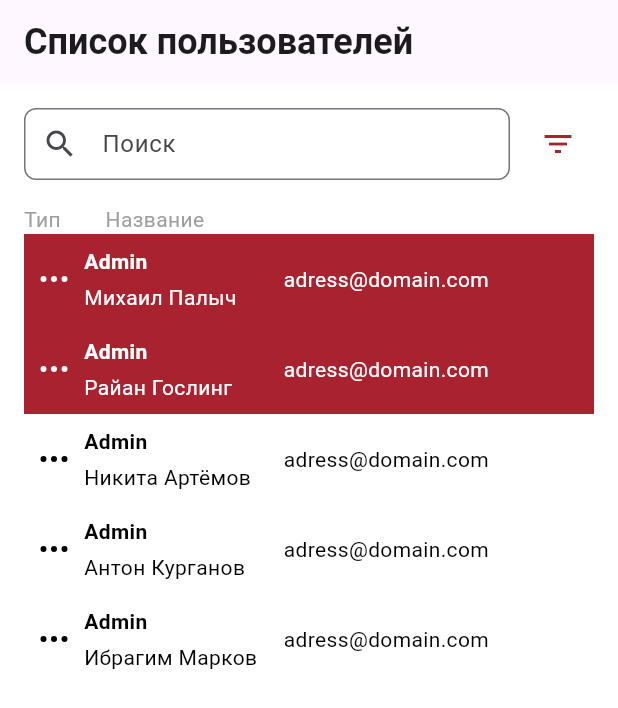
After one commit to kostiausolicev/hackathon_baggins_mobile, a Flutter app: the AdminPageViewScreen screen opened directly, swiped to page 3, on a phone screen of 412 x 824 dp. The commit adds this screen. Shown: the top 708 px of the screen. Run offline on Flutter 3.47's test engine with Material 3 defaults, Android fonts, the phone set to English and light mode, and no system bars; our stand-ins replace flutter_svg.

Commit message:
Update ViewUsers Add mainAdmin Add ProfileUser Add Horizontal scroll in admin

```diff
--- /dev/null
+++ b/lib/admin/ViewUsers.dart
@@ -0,0 +1,163 @@
+import 'package:flutter/material.dart';
+import 'package:flutter_svg/flutter_svg.dart';
+import 'ProfileUser.dart';
+
+class ViewUsers extends StatelessWidget {
+  final PageController AdminPageController;
+
+  ViewUsers({required this.AdminPageController});
+
+  @override
+  Widget build(BuildContext context) {
+    return Scaffold(
+      appBar: AppBar(
+        title: Text(
+          'Список пользователей',
+          style: TextStyle(fontSize: 24, fontWeight: FontWeight.bold),
+        ),
+        elevation: 0,
+      ),
+      backgroundColor: Colors.white,
+      // КОНТЕЙНЕР С ФАЙЛАМИ
+      body: Column(
+        children: [
+          // TODO: Тут кнопка поиска нужно прикрутить поиск файлов в контейнере по введённым символам
+          Padding(
+            padding: const EdgeInsets.all(16.0),
+            child: Row(
+              children: [
+                Expanded(
+                  child: TextField(
+                    decoration: InputDecoration(
+                      hintText: 'Поиск',
+                      prefixIcon: Icon(Icons.search),
+                      border: OutlineInputBorder(
+                        borderRadius: BorderRadius.circular(8.0),
+                        borderSide: BorderSide(color: Color(0xFFE4E4E4), width: 1.0),
+                      ),
+                      filled: false,
+                      contentPadding: EdgeInsets.symmetric(vertical: 0),
+                    ),
+                  ),
+                ),
+                SizedBox(width: 8),
+                // TODO: Тут кнопка фильтра, если успеем
+                IconButton(
+                  icon: Icon(Icons.filter_list),
+                  onPressed: () {},
+                  color: Color(0xFFA82230),
+                ),
+              ],
+            ),
+          ),
+          Padding(
+            padding: const EdgeInsets.symmetric(horizontal: 16.0),
+            child: Row(
+              children: [
+                Expanded(
+                  child: Text(
+                    'Тип',
+                    style: TextStyle(color: Colors.grey),
+                  ),
+                ),
+                Expanded(
+                  flex: 6,
+                  child: Text(
+                    'Название',
+                    style: TextStyle(color: Colors.grey),
+                  ),
+                ),
+              ],
+            ),
+          ),
+
+          // TODO: Тут пользователи. Нужно считывать нажатия на них.
+          // По идее при нажатии на пользователя мы должны его открыть.
+          // Пока что мы ссылаемся через Navigator на статическую страницу Зrofile
+          Expanded(
+            child: ListView(
+              children: [
+                UserItem(AdminPageController: AdminPageController, name: 'Михаил Палыч', role: 'Admin', email: 'adress@domain.com', color: Color(0xFFA82230)),
+                UserItem(AdminPageController: AdminPageController, name: 'Райан Гослинг', role: 'Admin', email: 'adress@domain.com', color: Color(0xFFA82230)),
+                UserItem(AdminPageController: AdminPageController, name: 'Никита Артёмов', role: 'Admin', email: 'adress@domain.com'),
+                UserItem(AdminPageController: AdminPageController, name: 'Антон Курганов', role: 'Admin', email: 'adress@domain.com'),
+                UserItem(AdminPageController: AdminPageController, name: 'Ибрагим Марков', role: 'Admin', email: 'adress@domain.com'),
+              ],
+            ),
+          ),
+        ],
+      ),
+    );
+  }
+}
+
+class UserItem extends StatelessWidget {
+  final PageController AdminPageController;
+  final String name;
+  final String role;
+  final String email;
+  final Color color; // Новый параметр для цвета фона
+
+  UserItem({
+    required this.AdminPageController,
+    required this.name,
+    required this.role,
+    required this.email,
+    this.color = Colors.white, // Значение по умолчанию
+  });
+
+  @override
+  Widget build(BuildContext context) {
+    // Определение цвета текста в зависимости от цвета фона
+    Color textColor = color == Colors.white ? Colors.black : Colors.white;
+
+    return Padding(
+      padding: const EdgeInsets.symmetric(horizontal: 16.0),
+      child: Container(
+        color: color, // Установка цвета фона
+        padding: const EdgeInsets.all(8.0),
+        child: Row(
+          mainAxisAlignment: MainAxisAlignment.spaceBetween,
+          children: [
+            // TODO: тут надо считать нажатие на кнопку и перекинуть на пользователя
+            GestureDetector(
+              onTap: () {
+                Navigator.push(
+                  context,
+                  MaterialPageRoute(builder: (context) => ProfileUser(AdminPageController: AdminPageController)),
+                );
+              },
+              child: SizedBox(
+                width: 24,
+                height: 24,
+                child: SvgPicture.asset(
+                  'assets/images/three_dots_icon.svg',
+                  color: textColor,
+                ),
+              ),
+            ),
+            SizedBox(width: 8),
+            Container(
+              width: 125,
+              child: Column(
+                crossAxisAlignment: CrossAxisAlignment.start,
+                children: [
+                  Text(
+                    role,
+                    style: TextStyle(fontWeight: FontWeight.bold, color: textColor),
+                  ),
+                  SizedBox(height: 4),
+                  Text(name, style: TextStyle(color: textColor)),
+                ],
+              ),
+            ),
+            SizedBox(width: 8),
+            Expanded(
+              child: Text(email, style: TextStyle(color: textColor)),
+            ),
+          ],
+        ),
+      ),
+    );
+  }
+}
--- /dev/null
+++ b/lib/admin/mainAdmin.dart
@@ -0,0 +1,48 @@
+import 'package:flutter/material.dart';
+
+import 'ViewRoles.dart';
+import 'CreateRole.dart';
+import 'ViewUsers.dart';
+
+class AdminBagginsDriveApp extends StatelessWidget {
+  @override
+  Widget build(BuildContext context) {
+    return MaterialApp(
+      title: 'Baggins Drive',
+      debugShowCheckedModeBanner: false,
+      theme: ThemeData(
+        primarySwatch: Colors.red,
+      ),
+      home: AdminPageViewScreen(),
+    );
+  }
+}
+
+class AdminPageViewScreen extends StatefulWidget {
+  @override
+  _AdminPageViewScreenState createState() => _AdminPageViewScreenState();
+}
+
+class _AdminPageViewScreenState extends State<AdminPageViewScreen> {
+  PageController _AdminPageController = PageController();
+  int _currentPageIndex = 0;
+
+  @override
+  Widget build(BuildContext context) {
+    return Scaffold(
+      body: PageView(
+        controller: _AdminPageController,
+        onPageChanged: (index) {
+          setState(() {
+            _currentPageIndex = index;
+          });
+        },
+        children: [
+          CreateRole(AdminPageController: _AdminPageController),
+          ViewRoles(AdminPageController: _AdminPageController),
+          ViewUsers(AdminPageController: _AdminPageController),
+        ],
+      ),
+    );
+  }
+}
--- a/lib/main.dart
+++ b/lib/main.dart
@@ -4,6 +4,8 @@ import 'register/SignUpAccFirst.dart';
 import 'register/SignUpAccSecond.dart';
 import 'login/LoginAccFirst.dart';
 import 'login/LoginAccSecond.dart';
+
+import 'admin/mainAdmin.dart';
 
 void main() {
   runApp(BagginsDriveApp());
@@ -19,6 +21,7 @@ class BagginsDriveApp extends StatelessWidget {
         primarySwatch: Colors.red,
       ),
       home: PageViewScreen(),
+      //home: AdminBagginsDriveApp(),
     );
   }
 }
--- a/pubspec.yaml
+++ b/pubspec.yaml
@@ -73,6 +73,7 @@ flutter:
     - assets/images/google_docs_icon.svg
     - assets/images/google_sheets_icon.svg
     - assets/images/presentation_icon.svg
+    - assets/images/three_dots_icon.svg
   #   - images/a_dot_ham.jpeg
 
   # An image asset can refer to one or more resolution-specific "variants", see
```
Also changed, not shown: lib/admin/ChangeRole.dart (added, +17 -0 lines), lib/admin/CreateRole.dart (added, +21 -0 lines), lib/admin/ProfileUser.dart (added, +134 -0 lines), lib/admin/ViewFolderChange.dart (added, +17 -0 lines), lib/admin/ViewFolderCreate.dart (added, +17 -0 lines), lib/admin/ViewRoles.dart (added, +21 -0 lines), lib/user/ViewFiles.dart (+4 -4 lines), assets/images/three_dots_icon.svg (added).
